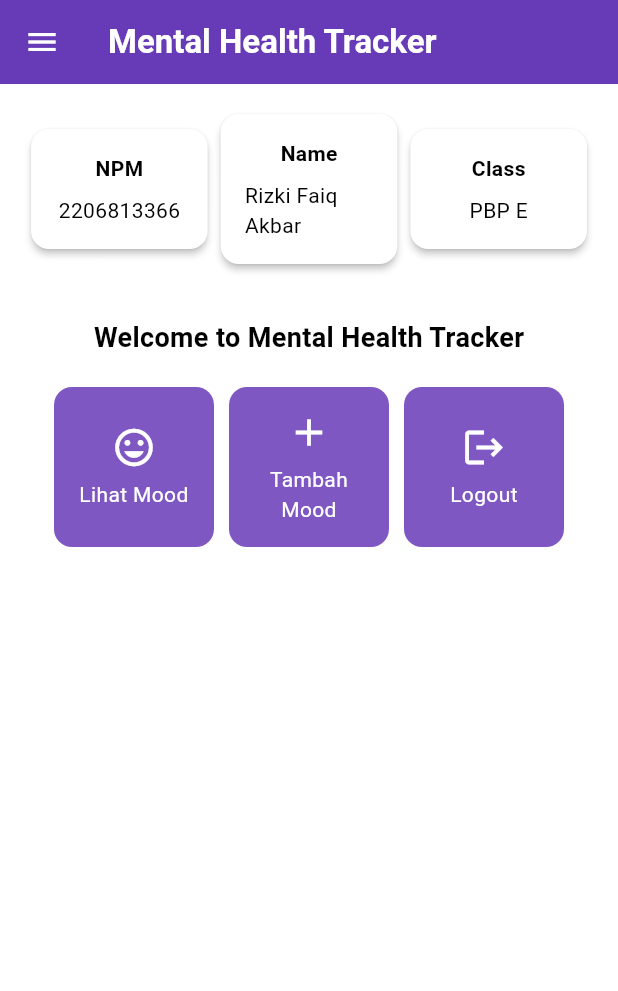
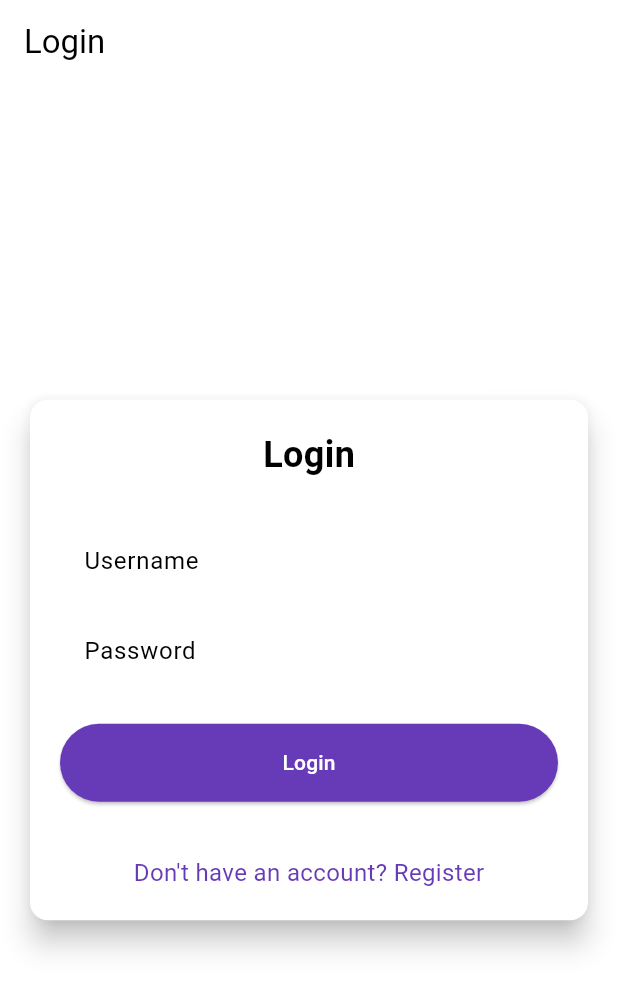
Before and after one commit to rizkifaiq161/mental-health-tracker-mobile, a Flutter app: the screen it shows after launch, on a phone screen of 412 x 824 dp. Shown: the top 991 px of the screen. Run offline on Flutter 3.47's test engine with Material 3 defaults, Android fonts, the phone set to English and light mode, and no system bars; missing offline and left inert: pbp_django_auth.

Commit message:
selesai tutorial 8

```diff
--- a/mental_health_tracker/lib/main.dart
+++ b/mental_health_tracker/lib/main.dart
@@ -1,5 +1,8 @@
 import 'package:flutter/material.dart';
+import 'package:mental_health_tracker/screens/login.dart';
 import 'package:mental_health_tracker/screens/menu.dart';
+import 'package:pbp_django_auth/pbp_django_auth.dart';
+import 'package:provider/provider.dart';
 
 void main() {
   runApp(const MyApp());
@@ -8,33 +11,23 @@ void main() {
 class MyApp extends StatelessWidget {
   const MyApp({super.key});
 
-  // This widget is the root of your application.
   @override
   Widget build(BuildContext context) {
-    return MaterialApp(
-      title: 'Flutter Demo',
-      theme: ThemeData(
-        // This is the theme of your application.
-        //
-        // TRY THIS: Try running your application with "flutter run". You'll see
-        // the application has a purple toolbar. Then, without quitting the app,
-        // try changing the seedColor in the colorScheme below to Colors.green
-        // and then invoke "hot reload" (save your changes or press the "hot
-        // reload" button in a Flutter-supported IDE, or press "r" if you used
-        // the command line to start the app).
-        //
-        // Notice that the counter didn't reset back to zero; the application
-        // state is not lost during the reload. To reset the state, use hot
-        // restart instead.
-        //
-        // This works for code too, not just values: Most code changes can be
-        // tested with just a hot reload.
-         colorScheme: ColorScheme.fromSwatch(
-        primarySwatch: Colors.deepPurple,
-        ).copyWith(secondary: Colors.deepPurple[400]),
-        useMaterial3: true,
+    return Provider(
+      create: (_) {
+        CookieRequest request = CookieRequest();
+        return request;
+      },
+      child: MaterialApp(
+        title: 'Mental Health Tracker',
+        theme: ThemeData(
+          useMaterial3: true,
+          colorScheme: ColorScheme.fromSwatch(
+            primarySwatch: Colors.deepPurple,
+          ).copyWith(secondary: Colors.deepPurple[400]),
+        ),
+        home: const LoginPage(),
       ),
-      home: MyHomePage(),
     );
   }
 }
--- /dev/null
+++ b/mental_health_tracker/lib/screens/login.dart
@@ -0,0 +1,183 @@
+import 'package:mental_health_tracker/screens/menu.dart';
+import 'package:flutter/material.dart';
+import 'package:pbp_django_auth/pbp_django_auth.dart';
+import 'package:provider/provider.dart';
+import 'package:mental_health_tracker/screens/register.dart';
+
+// TODO: Import halaman RegisterPage jika sudah dibuat
+
+void main() {
+  runApp(const LoginApp());
+}
+
+class LoginApp extends StatelessWidget {
+  const LoginApp({super.key});
+
+  @override
+  Widget build(BuildContext context) {
+    return MaterialApp(
+      title: 'Login',
+      theme: ThemeData(
+        useMaterial3: true,
+        colorScheme: ColorScheme.fromSwatch(
+          primarySwatch: Colors.deepPurple,
+        ).copyWith(secondary: Colors.deepPurple[400]),
+      ),
+      home: const LoginPage(),
+    );
+  }
+}
+
+class LoginPage extends StatefulWidget {
+  const LoginPage({super.key});
+
+  @override
+  State<LoginPage> createState() => _LoginPageState();
+}
+
+class _LoginPageState extends State<LoginPage> {
+  final TextEditingController _usernameController = TextEditingController();
+  final TextEditingController _passwordController = TextEditingController();
+
+  @override
+  Widget build(BuildContext context) {
+    final request = context.watch<CookieRequest>();
+
+    return Scaffold(
+      appBar: AppBar(
+        title: const Text('Login'),
+      ),
+      body: Center(
+        child: SingleChildScrollView(
+          padding: const EdgeInsets.all(16.0),
+          child: Card(
+            elevation: 8,
+            shape: RoundedRectangleBorder(
+              borderRadius: BorderRadius.circular(12.0),
+            ),
+            child: Padding(
+              padding: const EdgeInsets.all(20.0),
+              child: Column(
+                mainAxisSize: MainAxisSize.min,
+                children: [
+                  const Text(
+                    'Login',
+                    style: TextStyle(
+                      fontSize: 24.0,
+                      fontWeight: FontWeight.bold,
+                    ),
+                  ),
+                  const SizedBox(height: 30.0),
+                  TextField(
+                    controller: _usernameController,
+                    decoration: const InputDecoration(
+                      labelText: 'Username',
+                      hintText: 'Enter your username',
+                      border: OutlineInputBorder(
+                        borderRadius: BorderRadius.all(Radius.circular(12.0)),
+                      ),
+                      contentPadding:
+                          EdgeInsets.symmetric(horizontal: 12.0, vertical: 8.0),
+                    ),
+                  ),
+                  const SizedBox(height: 12.0),
+                  TextField(
+                    controller: _passwordController,
+                    decoration: const InputDecoration(
+                      labelText: 'Password',
+                      hintText: 'Enter your password',
+                      border: OutlineInputBorder(
+                        borderRadius: BorderRadius.all(Radius.circular(12.0)),
+                      ),
+                      contentPadding:
+                          EdgeInsets.symmetric(horizontal: 12.0, vertical: 8.0),
+                    ),
+                    obscureText: true,
+                  ),
+                  const SizedBox(height: 24.0),
+                  ElevatedButton(
+                    onPressed: () async {
+                      String username = _usernameController.text;
+                      String password = _passwordController.text;
+
+                      // Cek kredensial
+                      // TODO: Ganti URL dan jangan lupa tambahkan trailing slash (/) di akhir URL!
+                      // Untuk menyambungkan Android emulator dengan Django pada localhost,
+                      // gunakan URL http://10.0.2.2/
+                      final response = await request
+                          .login("http://10.0.2.2/auth/login/", {
+                        'username': username,
+                        'password': password,
+                      });
+
+                      if (request.loggedIn) {
+                        String message = response['message'];
+                        String uname = response['username'];
+                        if (context.mounted) {
+                          Navigator.pushReplacement(
+                            context,
+                            MaterialPageRoute(
+                                builder: (context) => MyHomePage()),
+                          );
+                          ScaffoldMessenger.of(context)
+                            ..hideCurrentSnackBar()
+                            ..showSnackBar(
+                              SnackBar(
+                                  content:
+                                      Text("$message Selamat datang, $uname.")),
+                            );
+                        }
+                      } else {
+                        if (context.mounted) {
+                          showDialog(
+                            context: context,
+                            builder: (context) => AlertDialog(
+                              title: const Text('Login Gagal'),
+                              content: Text(response['message']),
+                              actions: [
+                                TextButton(
+                                  child: const Text('OK'),
+                                  onPressed: () {
+                                    Navigator.pop(context);
+                                  },
+                                ),
+                              ],
+                            ),
+                          );
+                        }
+                      }
+                    },
+                    style: ElevatedButton.styleFrom(
+                      foregroundColor: Colors.white,
+                      minimumSize: Size(double.infinity, 50),
+                      backgroundColor: Theme.of(context).colorScheme.primary,
+                      padding: const EdgeInsets.symmetric(vertical: 16.0),
+                    ),
+                    child: const Text('Login'),
+                  ),
+                  const SizedBox(height: 36.0),
+                  GestureDetector(
+                    onTap: () {
+                      Navigator.push(
+                        context,
+                        MaterialPageRoute(
+                            builder: (context) => const RegisterPage()),
+                      );
+                    },
+                    child: Text(
+                      'Don\'t have an account? Register',
+                      style: TextStyle(
+                        color: Theme.of(context).colorScheme.primary,
+                        fontSize: 16.0,
+                      ),
+                    ),
+                  ),
+                ],
+              ),
+            ),
+          ),
+        ),
+      ),
+    );
+  }
+}
--- a/mental_health_tracker/lib/widgets/left_drawer.dart
+++ b/mental_health_tracker/lib/widgets/left_drawer.dart
@@ -45,13 +45,14 @@ class LeftDrawer extends StatelessWidget {
               },
             ),
             ListTile(
-              leading: const Icon(Icons.mood),
-              title: const Text('Tambah Mood'),
-              // Bagian redirection ke MoodEntryFormPage
-              onTap: () {
-                Navigator.push(context,
-                  MaterialPageRoute(builder: (context) => const MoodEntryFormPage() ));
-                /*
+                leading: const Icon(Icons.add_reaction_rounded),
+                title: const Text('Daftar Mood'),
+                onTap: () {
+                    // Route menu ke halaman mood
+                    Navigator.push(
+                        context,
+                        MaterialPageRoute(builder: (context) => const MoodEntryFormPage()),
+                    );      /*
                 TODO: Buatlah routing ke MoodEntryFormPage di sini,
                 setelah halaman MoodEntryFormPage sudah dibuat.
                 */
--- a/mental_health_tracker/pubspec.yaml
+++ b/mental_health_tracker/pubspec.yaml
@@ -35,6 +35,9 @@ dependencies:
   # The following adds the Cupertino Icons font to your application.
   # Use with the CupertinoIcons class for iOS style icons.
   cupertino_icons: ^1.0.8
+  provider: ^6.1.2
+  pbp_django_auth: ^0.4.0
+  http: ^1.2.2
 
 dev_dependencies:
   flutter_test:
```
Also changed, not shown: mental_health_tracker/lib/models/mood_entry.dart (added, +65 -0 lines), mental_health_tracker/lib/screens/list_moodentry.dart (added, +92 -0 lines), mental_health_tracker/lib/screens/moodentry_form.dart (+39 -30 lines), mental_health_tracker/lib/screens/register.dart (added, +166 -0 lines), mental_health_tracker/lib/widgets/mood_card.dart (+36 -1 lines), mental_health_tracker/pubspec.lock, 2 other files.
